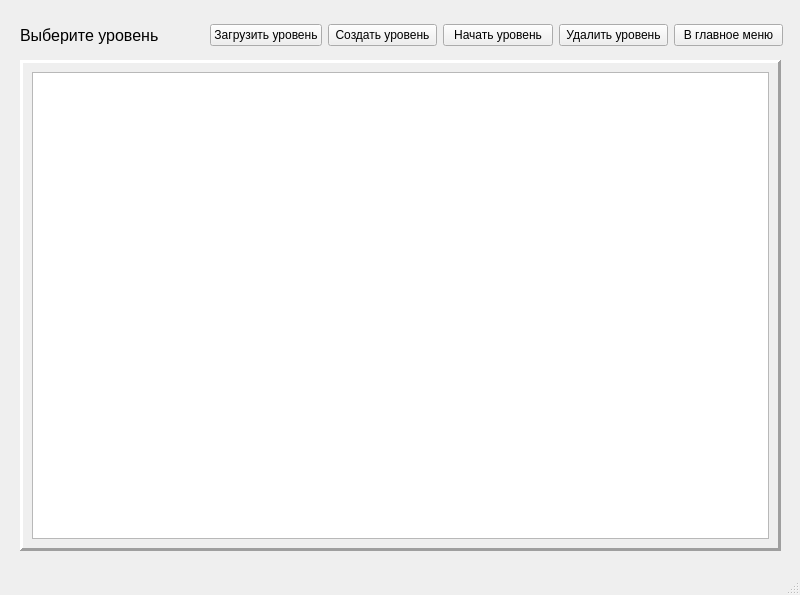
First picture: the form in levels.ui, repository Kalianova/LogicGame, before the edit.
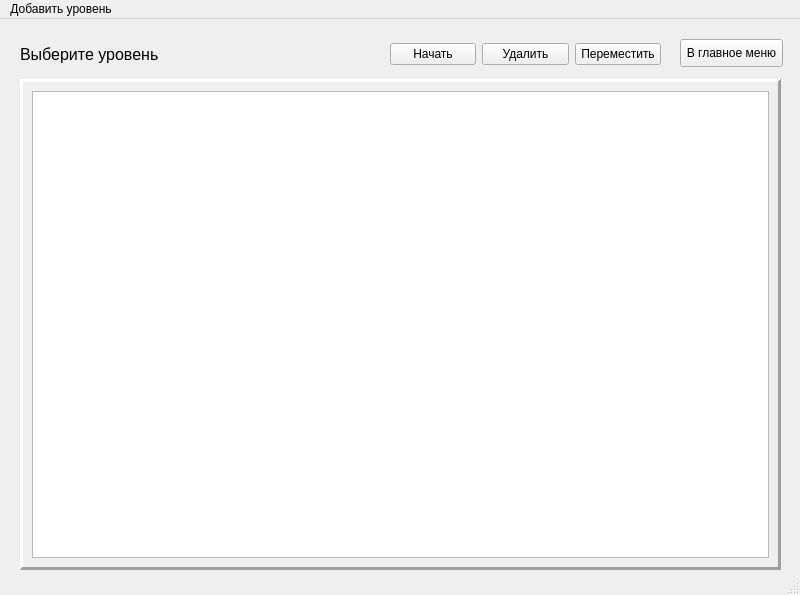
Second picture: the form after the edit.

Patch:
```diff
--- a/levels.ui
+++ b/levels.ui
@@ -17,45 +17,31 @@
    <widget class="QWidget" name="horizontalLayoutWidget">
     <property name="geometry">
      <rect>
-      <x>210</x>
+      <x>390</x>
       <y>10</y>
-      <width>573</width>
+      <width>271</width>
       <height>51</height>
      </rect>
     </property>
     <layout class="QHBoxLayout" name="horizontalLayout">
-     <item>
-      <widget class="QPushButton" name="download">
-       <property name="text">
-        <string>Загрузить уровень</string>
-       </property>
-      </widget>
-     </item>
-     <item>
-      <widget class="QPushButton" name="create">
-       <property name="text">
-        <string>Создать уровень</string>
-       </property>
-      </widget>
-     </item>
      <item>
       <widget class="QPushButton" name="beginLevel">
        <property name="text">
-        <string>Начать уровень</string>
+        <string>Начать</string>
        </property>
       </widget>
      </item>
      <item>
       <widget class="QPushButton" name="deleteLevel">
        <property name="text">
-        <string>Удалить уровень</string>
+        <string>Удалить</string>
        </property>
       </widget>
      </item>
      <item>
-      <widget class="QPushButton" name="exit">
+      <widget class="QPushButton" name="moveLevel">
        <property name="text">
-        <string>В главное меню</string>
+        <string>Переместить</string>
        </property>
       </widget>
      </item>
@@ -103,6 +89,19 @@
      <string>Выберите уровень</string>
     </property>
    </widget>
+   <widget class="QPushButton" name="exit">
+    <property name="geometry">
+     <rect>
+      <x>680</x>
+      <y>20</y>
+      <width>103</width>
+      <height>28</height>
+     </rect>
+    </property>
+    <property name="text">
+     <string>В главное меню</string>
+    </property>
+   </widget>
   </widget>
   <widget class="QMenuBar" name="menubar">
    <property name="geometry">
@@ -113,6 +112,14 @@
      <height>26</height>
     </rect>
    </property>
+   <widget class="QMenu" name="menu">
+    <property name="title">
+     <string>Добавить уровень</string>
+    </property>
+    <addaction name="download"/>
+    <addaction name="create"/>
+   </widget>
+   <addaction name="menu"/>
   </widget>
   <widget class="QStatusBar" name="statusbar"/>
  </widget>
```
Left out of the diff: 16 changed lines with no effect on the pictures.
